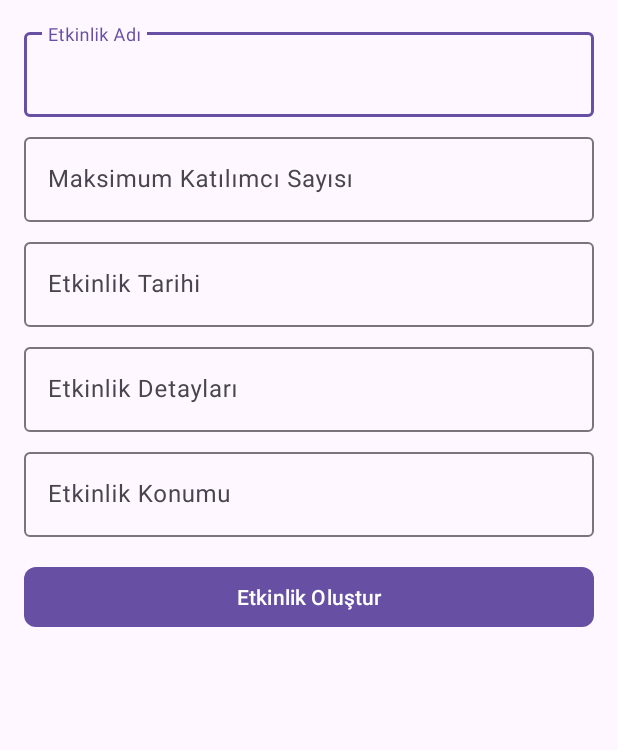
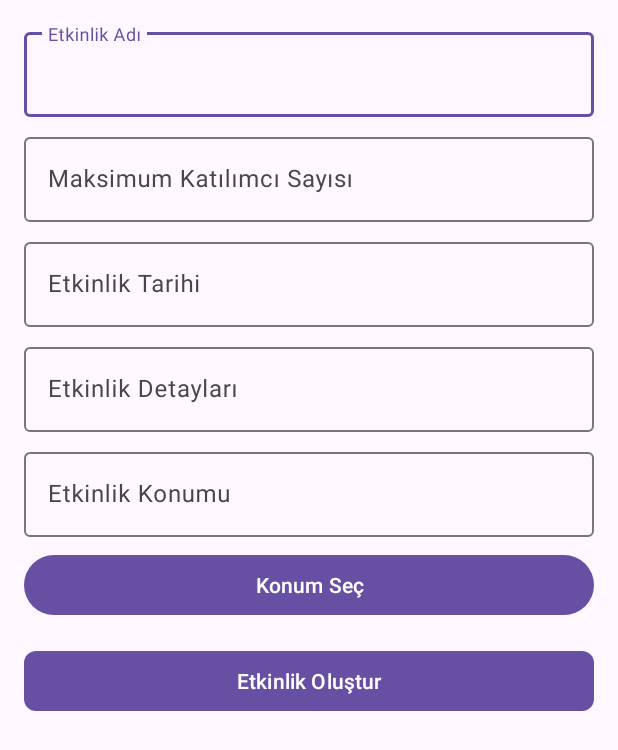
Before and after one commit to HobbyATM/HobbyApp, an Android app: the layout fragment_add_event.xml on its own in the app's theme, with its tools: preview values and no code run, on a phone screen of 412 x 824 dp. Shown: the top 750 px of the screen. Run offline under Robolectric (Android 15) with nearby library versions, the phone set to English and light mode, and no system bars.

Commit message:
add event with map location

```diff
--- a/app/build.gradle.kts
+++ b/app/build.gradle.kts
@@ -51,6 +51,8 @@ dependencies {
     implementation(libs.firebase.firestore)
     implementation(libs.firebase.database.ktx)
     implementation(libs.firebase.database)
+    implementation("com.google.android.libraries.places:places:3.4.0")
+    implementation("com.google.android.gms:play-services-maps:18.2.0")
     testImplementation(libs.junit)
     androidTestImplementation(libs.androidx.junit)
     androidTestImplementation(libs.androidx.espresso.core)
--- a/app/src/main/java/com/example/hobbyapp/Event.kt
+++ b/app/src/main/java/com/example/hobbyapp/Event.kt
@@ -6,6 +6,6 @@ data class Event(
     val eventDate: String = "",
     val eventDetails: String = "",
     val eventLocation: String = "",
-    val createdBy: String,
-    val participants: List<String>
+    val createdBy: String = "",
+    val participants: List<String> = listOf()
 )
--- a/app/src/main/res/layout/fragment_add_event.xml
+++ b/app/src/main/res/layout/fragment_add_event.xml
@@ -79,6 +79,13 @@
                 android:layout_height="wrap_content"/>
         </com.google.android.material.textfield.TextInputLayout>
 
+        <Button
+            android:id="@+id/selectLocationButton"
+            android:layout_width="match_parent"
+            android:layout_height="wrap_content"
+            android:layout_marginTop="8dp"
+            android:text="Konum Seç"/>
+
         <com.google.android.material.button.MaterialButton
             android:id="@+id/createEventButton"
             android:layout_width="match_parent"
```
Also changed, not shown: app/src/main/AndroidManifest.xml (+8 -0 lines), app/src/main/java/com/example/hobbyapp/AddEvent.kt (+41 -14 lines).
